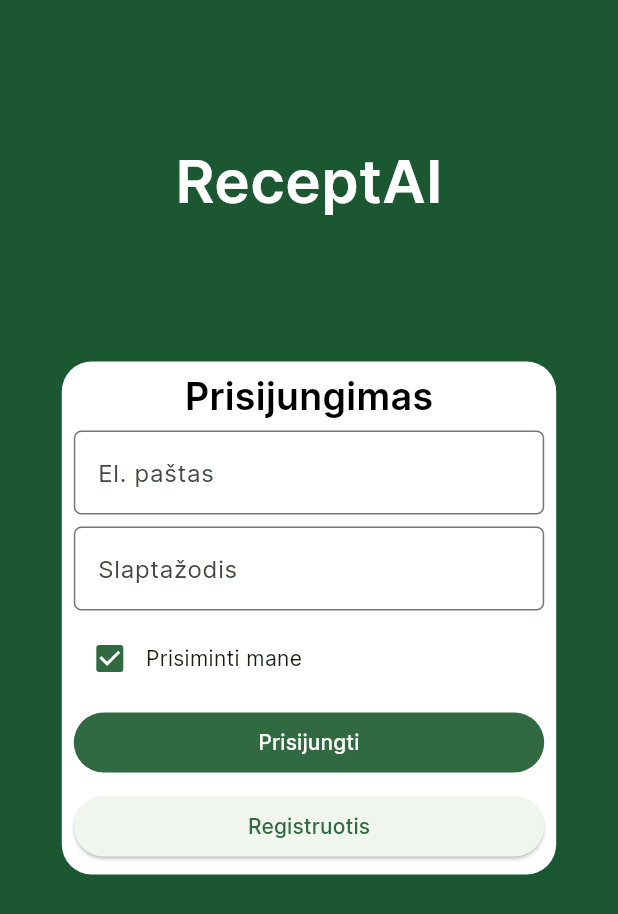
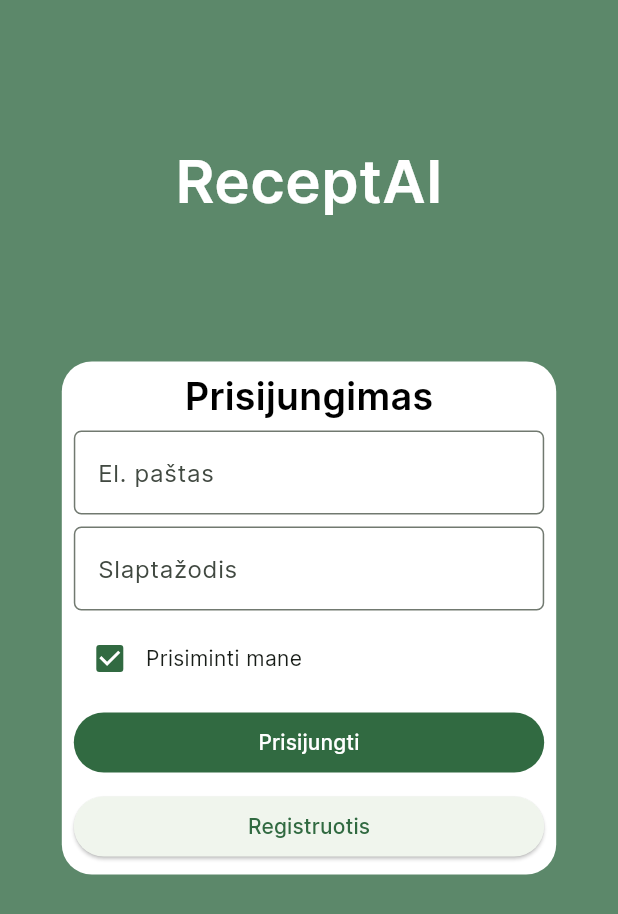
Before and after one commit to ErnestasRaw/RecipAI, a Flutter app: the screen it shows after launch, on a phone screen of 412 x 824 dp. Shown: the top 914 px of the screen. Run offline on Flutter 3.47's test engine with Material 3 defaults, Android fonts, the phone set to English and light mode, and no system bars; accounts and stored records are empty.

Commit message:
UI fix: login page background color changed to lighter green.

```diff
--- a/lib/views/start/auth_view.dart
+++ b/lib/views/start/auth_view.dart
@@ -27,8 +27,8 @@ class _AuthViewState extends State<AuthView> {
   Widget build(BuildContext context) {
     return Scaffold(
       body: Container(
-        decoration: const BoxDecoration(
-          color: Palette.seedColor,
+        decoration: BoxDecoration(
+          color: Palette.seedColor.withOpacity(0.7),
         ),
         child: Row(
           mainAxisSize: MainAxisSize.max,
```
